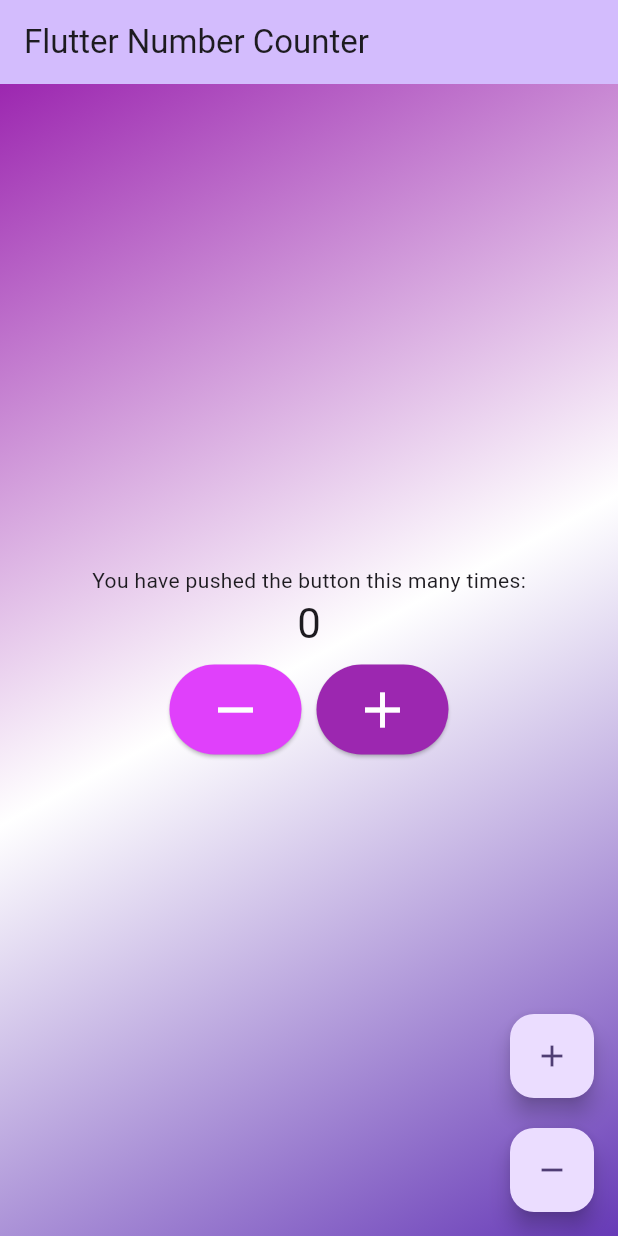
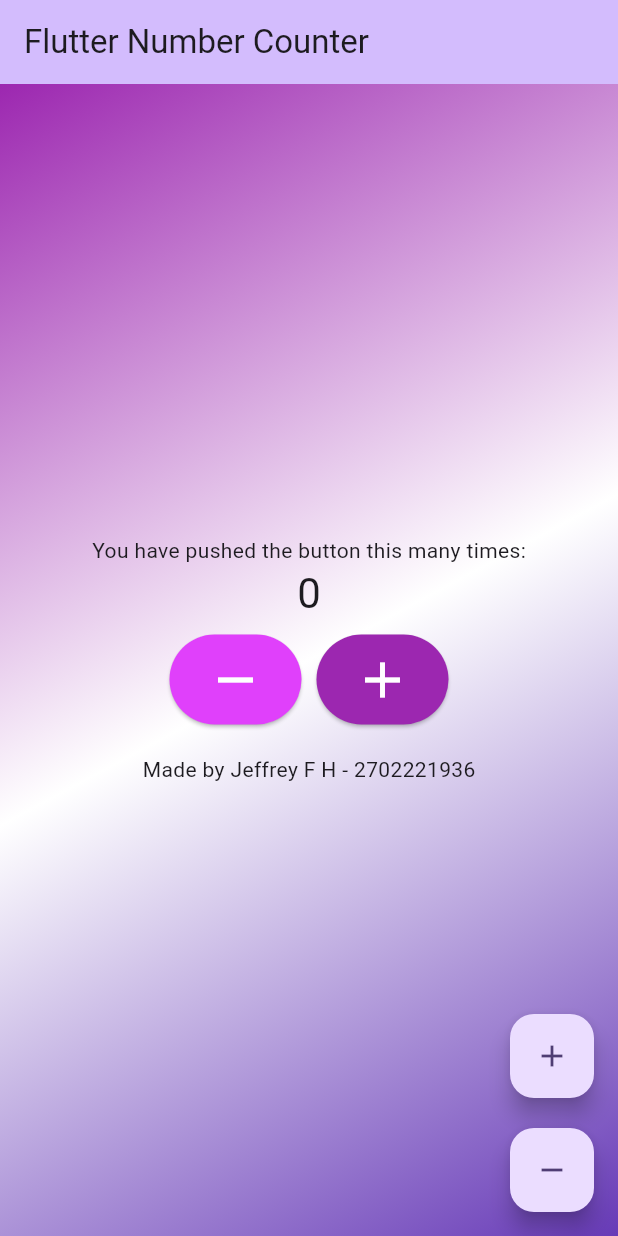
Before and after one commit to JSFF98/flutter-counter, a Flutter app: the screen it shows after launch, on a phone screen of 412 x 824 dp. Run offline on Flutter 3.47's test engine with Material 3 defaults, Android fonts, the phone set to English and light mode, and no system bars.

Commit message:
Initial commit

```diff
--- a/lib/main.dart
+++ b/lib/main.dart
@@ -119,7 +119,9 @@ class _MyHomePageState extends State<MyHomePage> {
                       ),
                     ),
                 ]
-              )
+              ),
+              SizedBox(height: 20,),
+              Text("Made by Jeffrey F H - 2702221936")
             ],
           ),
         )
```
